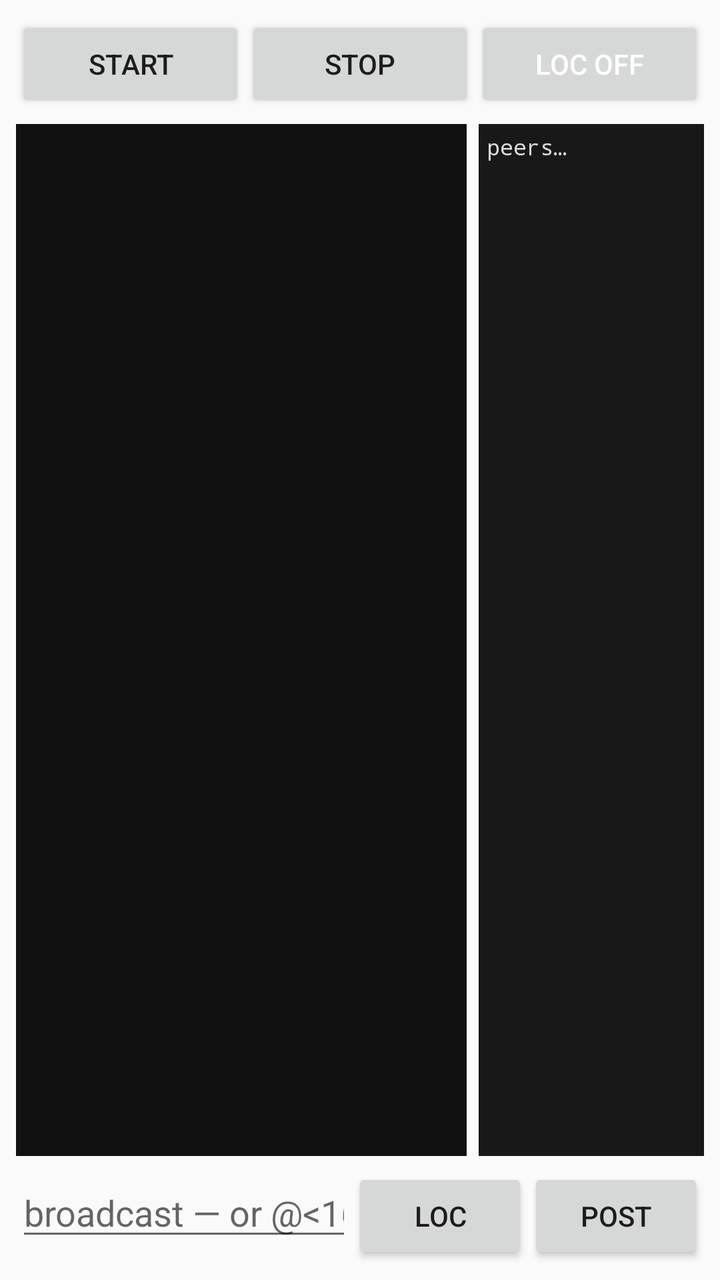
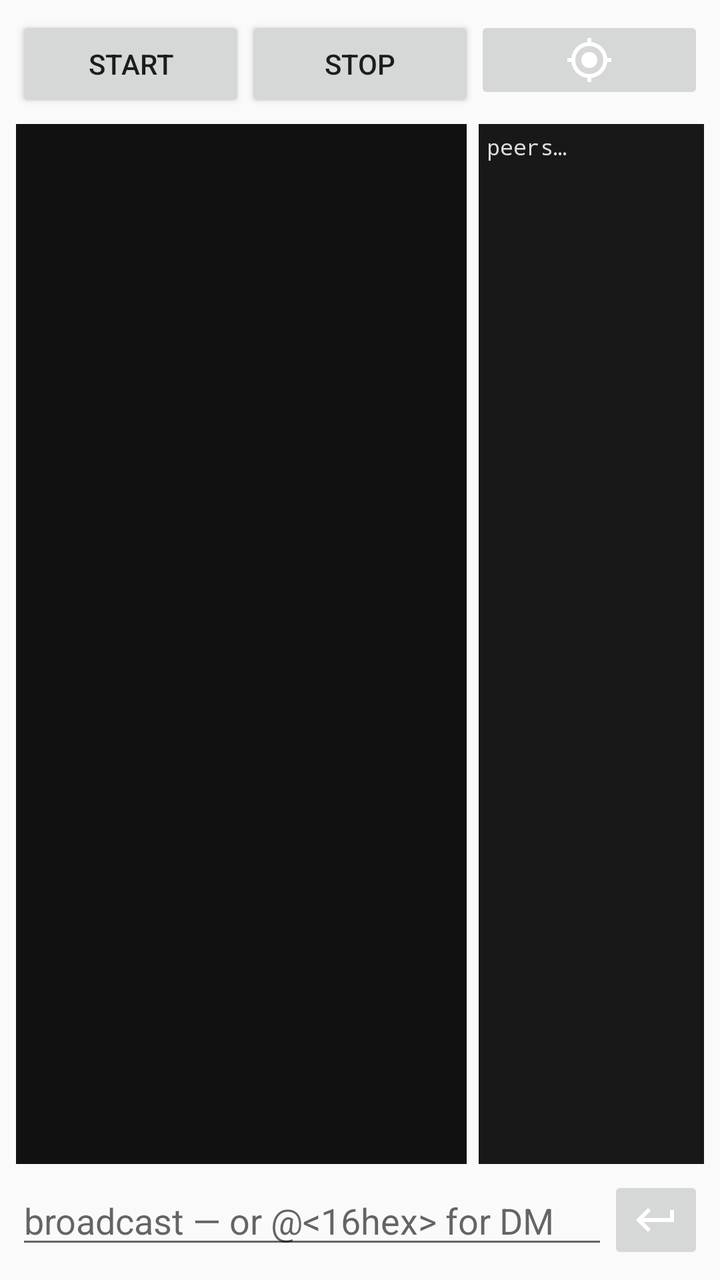

Two renders of the same Android screen: before a commit and after it. Below are the layout's source before the change and the commit's diff.
<!-- AndroidManifest.xml: application theme Theme.AppCompat.DayNight -->
<!-- res/layout/activity_main.xml -->
<?xml version="1.0" encoding="utf-8"?>
<LinearLayout xmlns:android="http://schemas.android.com/apk/res/android"
    android:layout_width="match_parent"
    android:layout_height="match_parent"
    android:orientation="vertical"
    android:padding="8dp">

    <LinearLayout
        android:layout_width="match_parent"
        android:layout_height="wrap_content"
        android:orientation="horizontal"
        android:paddingBottom="6dp">

        <Button
            android:id="@+id/start"
            android:layout_width="0dp"
            android:layout_height="wrap_content"
            android:layout_weight="1"
            android:text="Start" />

        <Button
            android:id="@+id/stop"
            android:layout_width="0dp"
            android:layout_height="wrap_content"
            android:layout_weight="1"
            android:text="Stop" />

        
        <Button
            android:id="@+id/loc"
            android:layout_width="0dp"
            android:layout_height="wrap_content"
            android:layout_weight="1"
            android:textColor="#FFFFFF"
            android:text="Loc off" />
    </LinearLayout>

    <LinearLayout
        android:layout_width="match_parent"
        android:layout_height="0dp"
        android:layout_weight="1"
        android:orientation="horizontal">

        <TextView
            android:id="@+id/log"
            android:layout_width="0dp"
            android:layout_height="match_parent"
            android:layout_weight="2"
            android:fontFamily="monospace"
            android:scrollbars="vertical"
            android:textSize="11sp"
            android:padding="4dp"
            android:background="#111"
            android:textColor="#DDD" />

        <TextView
            android:id="@+id/peers"
            android:layout_width="0dp"
            android:layout_height="match_parent"
            android:layout_weight="1"
            android:layout_marginStart="6dp"
            android:fontFamily="monospace"
            android:scrollbars="vertical"
            android:textSize="11sp"
            android:padding="4dp"
            android:background="#181818"
            android:textColor="#DDD"
            android:text="peers…" />
    </LinearLayout>

    <LinearLayout
        android:layout_width="match_parent"
        android:layout_height="wrap_content"
        android:orientation="horizontal"
        android:paddingTop="6dp">

        <EditText
            android:id="@+id/compose"
            android:layout_width="0dp"
            android:layout_height="wrap_content"
            android:layout_weight="1"
            android:hint="broadcast — or @&lt;16hex&gt; for DM"
            android:inputType="text"
            android:autofillHints="" />

        <Button
            android:id="@+id/loc"
            android:layout_width="wrap_content"
            android:layout_height="wrap_content"
            android:text="Loc" />

        <Button
            android:id="@+id/post"
            android:layout_width="wrap_content"
            android:layout_height="wrap_content"
            android:text="Post" />
    </LinearLayout>
</LinearLayout>
<!-- resources referenced by this layout -->
<resources>

</resources>

<!-- the commit's change to res/layout/activity_main.xml (unified diff, before → after) -->
@@ -26,13 +26,14 @@
             android:text="Stop" />
 
         
-        <Button
-            android:id="@+id/loc"
+        <ImageButton
+            android:id="@+id/loc_toggle"
             android:layout_width="0dp"
             android:layout_height="wrap_content"
             android:layout_weight="1"
-            android:textColor="#FFFFFF"
-            android:text="Loc off" />
+            android:src="@drawable/ic_my_location"
+            android:scaleType="centerInside"
+            android:contentDescription="Location sharing off" />
     </LinearLayout>
 
     <LinearLayout
@@ -83,16 +84,12 @@
             android:inputType="text"
             android:autofillHints="" />
 
-        <Button
-            android:id="@+id/loc"
-            android:layout_width="wrap_content"
-            android:layout_height="wrap_content"
-            android:text="Loc" />
-
-        <Button
+        <ImageButton
             android:id="@+id/post"
             android:layout_width="wrap_content"
             android:layout_height="wrap_content"
-            android:text="Post" />
+            android:src="@drawable/ic_return"
+            android:scaleType="centerInside"
+            android:contentDescription="Send" />
     </LinearLayout>
 </LinearLayout>
<!-- resource entries referenced after the edit -->
@@ -1,5 +1,20 @@
 <!-- resources referenced by this layout -->
 <resources>
-
+  <!-- drawable ic_my_location (drawable) -->
+  <?xml version="1.0" encoding="utf-8"?>
+  <vector xmlns:android="http://schemas.android.com/apk/res/android"
+      android:width="24dp" android:height="24dp"
+      android:viewportWidth="24" android:viewportHeight="24">
+      <path android:fillColor="#FFFFFFFF"
+          android:pathData="M12,8c-2.21,0 -4,1.79 -4,4s1.79,4 4,4 4,-1.79 4,-4 -1.79,-4 -4,-4zM20.94,11c-0.46,-4.17 -3.77,-7.48 -7.94,-7.94V1h-2v2.06C6.83,3.52 3.52,6.83 3.06,11H1v2h2.06c0.46,4.17 3.77,7.48 7.94,7.94V23h2v-2.06c4.17,-0.46 7.48,-3.77 7.94,-7.94H23v-2h-2.06zM12,19c-3.87,0 -7,-3.13 -7,-7s3.13,-7 7,-7 7,3.13 7,7 -3.13,7 -7,7z"/>
+  </vector>
+  <!-- drawable ic_return (drawable) -->
+  <?xml version="1.0" encoding="utf-8"?>
+  <vector xmlns:android="http://schemas.android.com/apk/res/android"
+      android:width="24dp" android:height="24dp"
+      android:viewportWidth="24" android:viewportHeight="24">
+      <path android:fillColor="#FFFFFFFF"
+          android:pathData="M19,7v4H5.83l3.58,-3.59L8,6l-6,6 6,6 1.41,-1.41L5.83,13H21V7z"/>
+  </vector>
 </resources>
 
